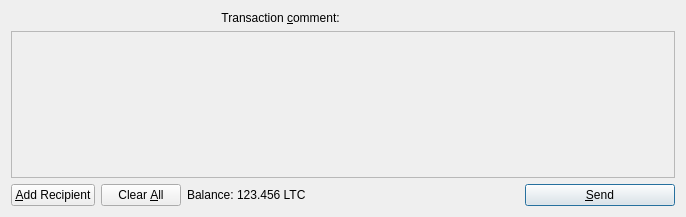
Above: src/qt/forms/sendcoinsdialog.ui from cosmoscoin/cosmoscoin before the change. Below: the same form after it.
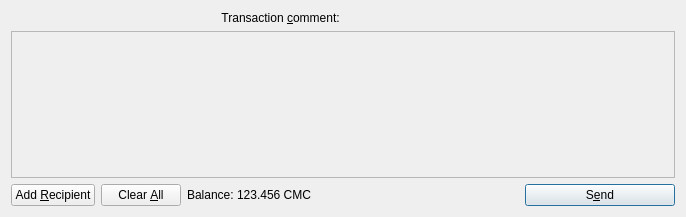
That is the form after the change. Icons and pictures are not drawn. Custom widgets are drawn as their Qt base class.

The edit to the form file:
```diff
--- a/src/qt/forms/sendcoinsdialog.ui
+++ b/src/qt/forms/sendcoinsdialog.ui
@@ -103,7 +103,7 @@
         <string>Send to multiple recipients at once</string>
        </property>
        <property name="text">
-        <string>&amp;Add Recipient</string>
+        <string>Add &amp;Recipient</string>
        </property>
        <property name="icon">
         <iconset resource="../cosmoscoin.qrc">
@@ -158,7 +158,7 @@
           <cursorShape>IBeamCursor</cursorShape>
          </property>
          <property name="text">
-          <string>123.456 LTC</string>
+          <string>123.456 CMC</string>
          </property>
          <property name="textInteractionFlags">
           <set>Qt::LinksAccessibleByMouse|Qt::TextSelectableByKeyboard|Qt::TextSelectableByMouse</set>
@@ -192,7 +192,7 @@
         <string>Confirm the send action</string>
        </property>
        <property name="text">
-        <string>&amp;Send</string>
+        <string>S&amp;end</string>
        </property>
        <property name="icon">
         <iconset resource="../cosmoscoin.qrc">
```
